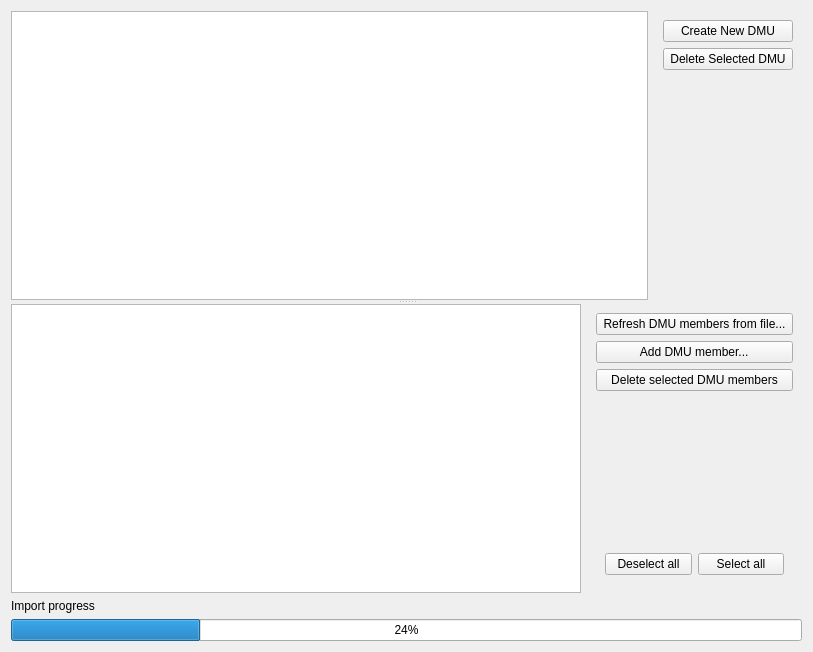
This is NewGeneUI/NewGene/Widgets/ManageInput/DMUs/displaydmusregion.ui in daniel347x/newgene as Qt 5 draws it before an edit. The edited form follows.
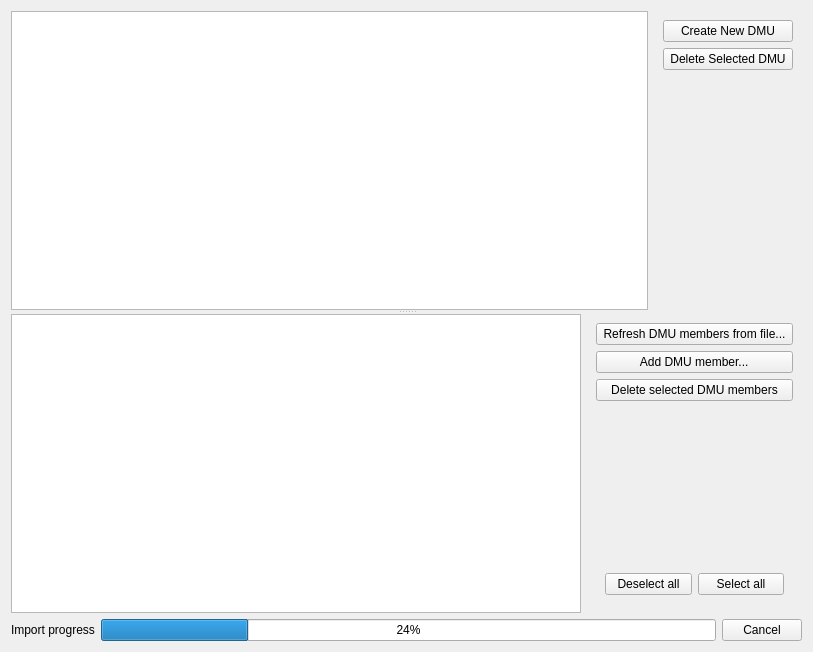
This is the edited form.

Commit message: Implement skeleton for "Cancel Import" functionality for both DMU and VG

```diff
--- a/NewGeneUI/NewGene/Widgets/ManageInput/DMUs/displaydmusregion.ui
+++ b/NewGeneUI/NewGene/Widgets/ManageInput/DMUs/displaydmusregion.ui
@@ -153,6 +153,8 @@
     </widget>
    </item>
    <item>
+    <layout class="QHBoxLayout" name="horizontalLayout_2">
+     <item>
     <widget class="QLabel" name="label_importProgress">
      <property name="text">
       <string>Import progress</string>
@@ -165,6 +167,15 @@
       <number>24</number>
      </property>
     </widget>
+     </item>
+     <item>
+      <widget class="QPushButton" name="pushButton_cancel">
+       <property name="text">
+        <string>Cancel</string>
+       </property>
+      </widget>
+     </item>
+    </layout>
    </item>
   </layout>
  </widget>
```
Lines whose indentation alone changed are shown as unchanged. The commit also changes 9 other files.
